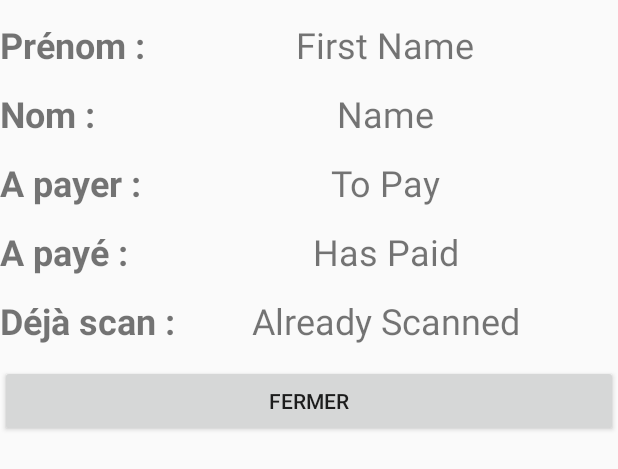
After one commit to SchawnnDev/EventQrCodeReader, an Android app: the layout dialog_design.xml on its own in the app's theme, with its tools: preview values and no code run, on a phone screen of 412 x 824 dp. The commit adds this screen. Shown: the top 469 px of the screen. Run offline under Robolectric (Android 15) with nearby library versions, the phone set to English and light mode, and no system bars.

Commit message:
can display dialog

```diff
--- a/app/src/main/res/layout/activity_main.xml
+++ b/app/src/main/res/layout/activity_main.xml
@@ -21,7 +21,7 @@
         android:orientation="vertical">
 
         <Button
-            android:id="@+id/btn_fragment"
+            android:id="@+id/activeFlash"
             android:layout_width="match_parent"
             android:layout_height="wrap_content"
             android:text="Activer le flash" />
--- /dev/null
+++ b/app/src/main/res/layout/dialog_design.xml
@@ -0,0 +1,133 @@
+<?xml version="1.0" encoding="utf-8"?>
+
+<TableLayout xmlns:android="http://schemas.android.com/apk/res/android"
+    android:layout_width="fill_parent"
+    android:layout_height="fill_parent"
+    android:orientation="vertical">
+
+    <TableRow
+        android:layout_width="match_parent"
+        android:layout_height="match_parent"
+        android:layout_marginTop="20px">
+
+        <TextView
+            android:id="@+id/firstNameTitle"
+            android:layout_width="wrap_content"
+            android:layout_height="wrap_content"
+            android:text="Prénom :"
+            android:textSize="24sp"
+            android:textStyle="bold" />
+
+        <TextView
+            android:id="@+id/firstName"
+            android:layout_width="wrap_content"
+            android:layout_height="wrap_content"
+            android:ems="10"
+            android:gravity="center"
+            android:inputType="textPersonName"
+            android:text="First Name"
+            android:textSize="24sp" />
+    </TableRow>
+
+    <TableRow
+        android:layout_width="match_parent"
+        android:layout_height="match_parent"
+        android:layout_marginTop="20px">
+
+        <TextView
+            android:id="@+id/nameTitle"
+            android:layout_width="wrap_content"
+            android:layout_height="wrap_content"
+            android:text="Nom :"
+            android:textSize="24sp"
+            android:textStyle="bold" />
+
+        <TextView
+            android:id="@+id/name"
+            android:layout_width="wrap_content"
+            android:layout_height="wrap_content"
+            android:ems="10"
+            android:gravity="center"
+            android:inputType="textPersonName"
+            android:text="Name"
+            android:textSize="24sp" />
+    </TableRow>
+
+    <TableRow
+        android:layout_width="match_parent"
+        android:layout_height="match_parent"
+        android:layout_marginTop="20px">
+
+        <TextView
+            android:id="@+id/toPayTitle"
+            android:layout_width="wrap_content"
+            android:layout_height="wrap_content"
+            android:text="A payer :"
+            android:textSize="24sp"
+            android:textStyle="bold" />
+
+        <TextView
+            android:id="@+id/toPay"
+            android:layout_width="wrap_content"
+            android:layout_height="wrap_content"
+            android:ems="10"
+            android:gravity="center"
+            android:inputType="textPersonName"
+            android:text="To Pay"
+            android:textSize="24sp" />
+    </TableRow>
+
+    <TableRow
+        android:layout_width="match_parent"
+        android:layout_height="match_parent"
+        android:layout_marginTop="20px">
+
+        <TextView
+            android:id="@+id/hasPaidTitle"
+            android:layout_width="wrap_content"
+            android:layout_height="wrap_content"
+            android:text="A payé :"
+            android:textSize="24sp"
+            android:textStyle="bold" />
+
+        <TextView
+            android:id="@+id/hasPaid"
+            android:layout_width="wrap_content"
+            android:layout_height="wrap_content"
+            android:ems="10"
+            android:gravity="center"
+            android:inputType="textPersonName"
+            android:text="Has Paid"
+            android:textSize="24sp" />
+
+    </TableRow>
+
+    <TableRow
+        android:layout_width="match_parent"
+        android:layout_height="match_parent"
+        android:layout_marginTop="20px">
+
+        <TextView
+            android:id="@+id/alreadyScannedTitle"
+            android:layout_width="wrap_content"
+            android:layout_height="wrap_content"
+            android:text="Déjà scan :"
+            android:textSize="24sp"
+            android:textStyle="bold" />
+
+        <TextView
+            android:id="@+id/alreadyScanned"
+            android:layout_width="wrap_content"
+            android:layout_height="wrap_content"
+            android:ems="10"
+            android:gravity="center"
+            android:inputType="textPersonName"
+            android:text="Already Scanned"
+            android:textSize="24sp" />
+    </TableRow>
+
+    <Button
+        android:id="@+id/close"
+        android:layout_marginTop="20px"
+        android:text="Fermer" />
+</TableLayout>
```
Also changed, not shown: app/src/main/java/fr/schawnndev/qrcodereader/MainActivity.java (+98 -7 lines), app/src/main/java/fr/schawnndev/qrcodereader/data/model/JsonScan.java (added, +39 -0 lines), app/src/main/java/fr/schawnndev/qrcodereader/ui/login/LoginActivity.java (+3 -7 lines).
